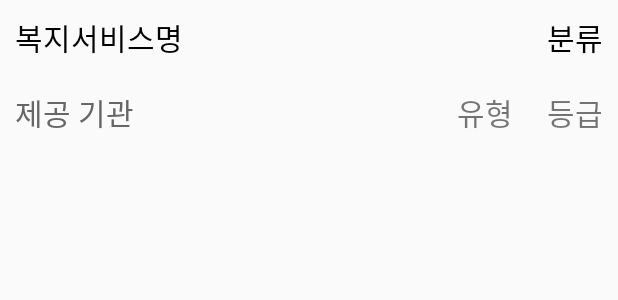
After one commit to ssoso27/wc-front, an Android app: the layout selfcheck_list_item.xml on its own in the app's theme, with its tools: preview values and no code run, on a phone screen of 412 x 824 dp. The commit adds this screen. Shown: the top 300 px of the screen. Run offline under Robolectric (Android 15) with nearby library versions, the phone set to English and light mode, and no system bars; Roboto replaces fonts that are not available here.

Commit message:
[F68] 자가진단 결과 화면 추가 - 웹 페이지의 DB의 접근까지 했당

```diff
--- a/app/src/main/java/com/uuay/welcare_catcher/view/HomeFragment.java
+++ b/app/src/main/java/com/uuay/welcare_catcher/view/HomeFragment.java
@@ -10,10 +10,11 @@ import android.widget.Button;
 
 import com.uuay.welcare_catcher.R;
 import com.uuay.welcare_catcher.util.FragmentChanger;
+import com.uuay.welcare_catcher.view.selfcheckList.SelfCheckList;
 
 public class HomeFragment extends Fragment {
     SelfcheckFragment sf = new SelfcheckFragment();
-    Fragment testF = new TestFragment();
+    Fragment testF = new SelfCheckList();
     @Override
     public View onCreateView(LayoutInflater inflater, ViewGroup container,
                              Bundle savedInstanceState) {
--- a/app/src/main/java/com/uuay/welcare_catcher/view/SelfcheckFragment.java
+++ b/app/src/main/java/com/uuay/welcare_catcher/view/SelfcheckFragment.java
@@ -15,6 +15,7 @@ import android.widget.Spinner;
 
 import com.uuay.welcare_catcher.R;
 import com.uuay.welcare_catcher.util.FragmentChanger;
+import com.uuay.welcare_catcher.view.selfcheckList.SelfCheckList;
 
 public class SelfcheckFragment extends Fragment {
     String gender, agegroup, type, grade, area;
@@ -151,7 +152,7 @@ public class SelfcheckFragment extends Fragment {
                 args.putString("type", type);
                 args.putString("grade", grade);
 
-                Fragment fragment = new TestFragment();
+                Fragment fragment = new SelfCheckList();
                 fragment.setArguments(args);
                 FragmentChanger.setFragment((AppCompatActivity) getActivity(), fragment);
             }
--- /dev/null
+++ b/app/src/main/res/layout/selfcheck_list_item.xml
@@ -0,0 +1,68 @@
+<?xml version="1.0" encoding="utf-8"?>
+<LinearLayout xmlns:android="http://schemas.android.com/apk/res/android"
+    android:orientation="horizontal"
+    android:layout_width="match_parent"
+    android:layout_height="match_parent"
+    android:descendantFocusability="blocksDescendants">
+
+    <RelativeLayout
+        android:orientation="vertical"
+        android:layout_width="wrap_content"
+        android:layout_height="100dp">
+
+        <TextView
+            android:layout_width="wrap_content"
+            android:layout_height="wrap_content"
+            android:text="복지서비스명"
+            android:id="@+id/textview1"
+            android:textSize="20dp"
+            android:textColor="#000000"
+            android:padding="10dp"
+            android:layout_alignParentTop="true"
+            android:layout_alignParentLeft="true"/>
+
+        <TextView
+            android:id="@+id/textview2"
+            android:layout_width="wrap_content"
+            android:layout_height="wrap_content"
+            android:textSize="20dp"
+            android:padding="10dp"
+            android:text="제공 기관"
+            android:textColor="#666666"
+            android:layout_alignParentBottom="true"
+            android:layout_alignParentLeft="true" />
+
+        <TextView
+            android:id="@+id/textview3"
+            android:layout_width="wrap_content"
+            android:layout_height="wrap_content"
+            android:text="분류"
+            android:textSize="20dp"
+            android:padding="10dp"
+            android:textColor="#000000"
+            android:layout_alignParentTop="true"
+            android:layout_alignParentRight="true" />
+
+        <TextView
+            android:text="등급"
+            android:id="@+id/textview4"
+            android:layout_width="wrap_content"
+            android:layout_height="wrap_content"
+            android:textSize="20dp"
+            android:padding="10dp"
+            android:layout_alignParentBottom="true"
+            android:layout_alignParentRight="true" />
+
+        <TextView
+            android:text="유형"
+            android:id="@+id/textview5"
+            android:layout_width="wrap_content"
+            android:layout_height="wrap_content"
+            android:textSize="20dp"
+            android:padding="10dp"
+            android:layout_alignParentRight="true"
+            android:layout_alignParentBottom="true"
+            android:layout_marginRight="60dp" />
+
+    </RelativeLayout>
+</LinearLayout>
```
Also changed, not shown: app/src/main/java/com/uuay/welcare_catcher/util/api/APIRequester.java (+24 -0 lines), app/src/main/java/com/uuay/welcare_catcher/util/api/RetrofitAPI.java (+7 -0 lines), app/src/main/java/com/uuay/welcare_catcher/view/TestFragment.java (deleted, +0 -48 lines), app/src/main/java/com/uuay/welcare_catcher/view/selfcheckList/SelfCheckList.java (added, +92 -0 lines), app/src/main/java/com/uuay/welcare_catcher/view/selfcheckList/SelfCheckListAdapter.java (added, +136 -0 lines), app/src/main/java/com/uuay/welcare_catcher/view/selfcheckList/SelfCheckListItem.java (added, +41 -0 lines), app/src/main/res/layout/frag_selfcheck_list.xml (added, +34 -0 lines), app/src/main/res/layout/fragment_test.xml (deleted, +0 -30 lines).
